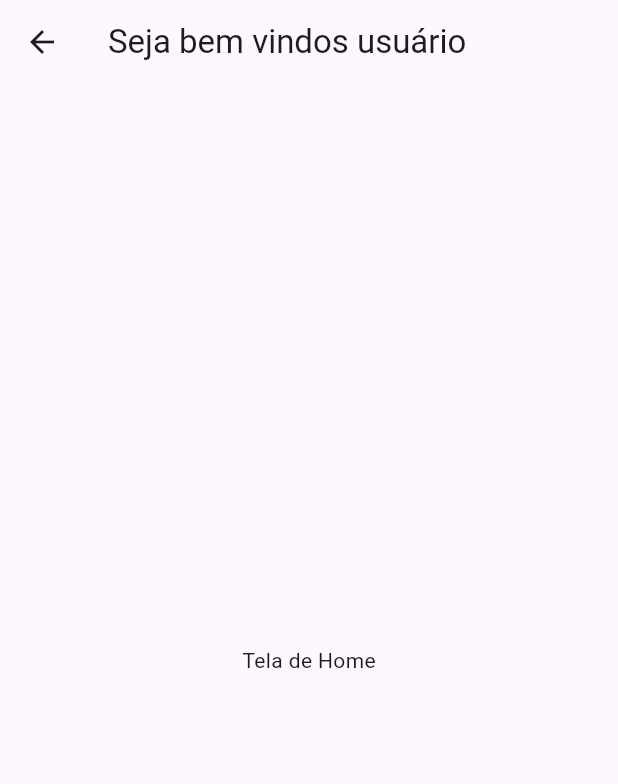
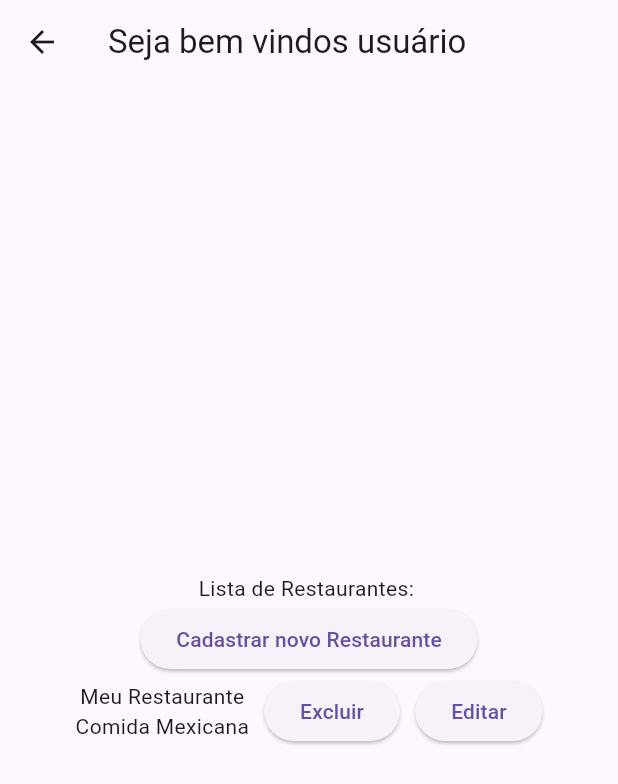
Before and after one commit to manufx77/voupedir, a Flutter app: the TelaHome screen opened directly, on a phone screen of 412 x 824 dp. Shown: the top 784 px of the screen. Run offline on Flutter 3.47's test engine with Material 3 defaults, Android fonts, the phone set to English and light mode, and no system bars; our stand-ins replace sqflite; accounts and stored records are empty.

Commit message:
inserção tela cadastro de restaurante

```diff
--- a/lib/tela_home.dart
+++ b/lib/tela_home.dart
@@ -1,4 +1,5 @@
 import 'package:flutter/material.dart';
+import 'package:projetosflutter/tela_cad_restaurante.dart';
 
 class TelaHome extends StatelessWidget{
   TelaHome({super.key});
@@ -7,8 +8,31 @@ class TelaHome extends StatelessWidget{
   Widget build(BuildContext context) {
     return Scaffold(
     appBar: AppBar(title: const Text("Seja bem vindos usuário")),
-    body: const Center(
-      child: Text("Tela de Home"),
+    body: Padding(padding: const EdgeInsets.all(30),
+      child: Column(
+        mainAxisAlignment: MainAxisAlignment.center,
+        children: [
+          Text("Lista de Restaurantes: "),
+          ElevatedButton(onPressed: (){
+            Navigator.push(context, MaterialPageRoute(builder: (context) => TelaCadRestaurante()));
+          }, child: Text("Cadastrar novo Restaurante"),),
+          Row(
+            mainAxisAlignment: MainAxisAlignment.center,
+            children: [
+              Column(
+                children: [
+                  Text("Meu Restaurante"),
+                  Text("Comida Mexicana")
+                ],
+              ),
+              SizedBox(width: 10),
+              ElevatedButton(onPressed: (){}, child: Text("Excluir")),
+              SizedBox(width: 10),
+              ElevatedButton(onPressed: (){}, child: Text("Editar"))
+            ],
+          ),
+        ],
+      ),
       ),
     );
   }
```
Also changed, not shown: lib/main.dart (+1 -8 lines), lib/tela_cad_restaurante.dart (added, +48 -0 lines).
